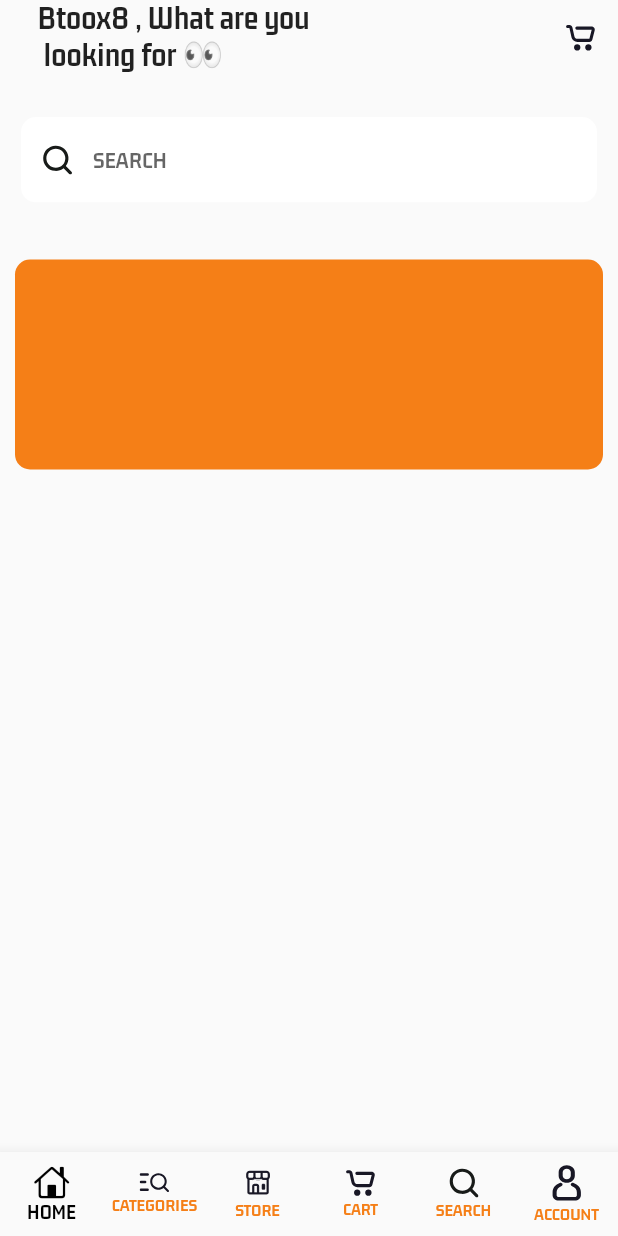
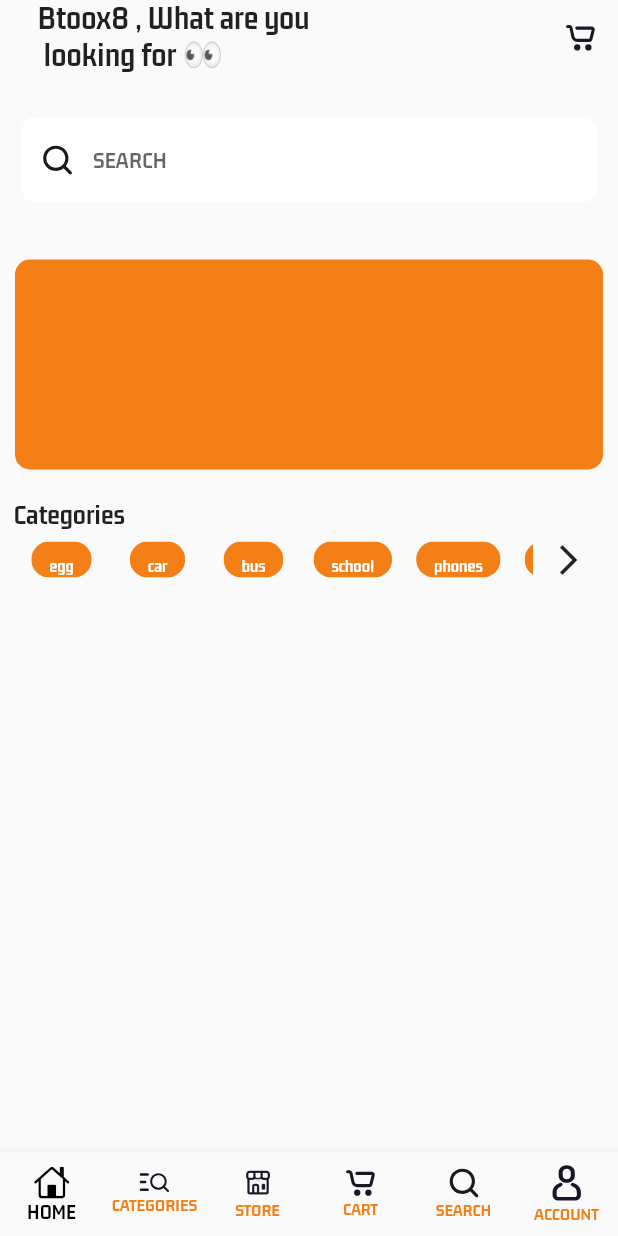
Before and after one commit to MohamedAhmedSD/multi_vendor, a Flutter app: the screen it shows after launch, on a phone screen of 412 x 824 dp. Run offline on Flutter 3.47's test engine with Material 2 defaults, Android fonts, the phone set to English and light mode, and no system bars; our stand-ins replace cloud_firestore, firebase_core, flutter_svg; accounts and stored records are empty.

Commit message:
add categories titles, use AchtionChip

```diff
--- a/lib/main.dart
+++ b/lib/main.dart
@@ -4,7 +4,7 @@ import 'package:multi_vendor/views/buyers/main_screen.dart';
 import 'package:firebase_core/firebase_core.dart';
 import 'firebase_options.dart';
 
-//! [5,6] firebase => change minsdk => 21 && remove new from => GradleException
+//! [7] categories inside home_screen
 //* go to analysis_options => comment both include && linter
 //* we can get our fonts from => fonts.google.com our any fonts website
 //? we can use svg instead icons
--- a/lib/views/buyers/nav_screens/home_screen.dart
+++ b/lib/views/buyers/nav_screens/home_screen.dart
@@ -1,5 +1,6 @@
 import 'package:flutter/material.dart';
 import 'package:multi_vendor/views/widgets/banner_widget.dart';
+import 'package:multi_vendor/views/widgets/categories_text.dart';
 import 'package:multi_vendor/views/widgets/search_input.dart';
 import 'package:multi_vendor/views/widgets/welcome_text.dart';
 
@@ -24,7 +25,10 @@ class HomeScreen extends StatelessWidget {
           SizedBox(
             height: 14,
           ),
+          //! banner
           BannerWidget(),
+          //! categories titles
+          CategoryText(),
         ],
       ),
     );
--- /dev/null
+++ b/lib/views/widgets/categories_text.dart
@@ -0,0 +1,72 @@
+import 'package:flutter/material.dart';
+
+//! we learn how we deal with ActionChip with ListView
+class CategoryText extends StatelessWidget {
+  CategoryText({super.key});
+
+  //? we make list with categories names
+  final List<String> _categories = [
+    "egg",
+    "car",
+    "bus",
+    "school",
+    "phones",
+    "shoes",
+    "test",
+    "test",
+    "test",
+    "test",
+    "test",
+    "test",
+  ];
+  @override
+  Widget build(BuildContext context) {
+    return Padding(
+      padding: EdgeInsets.all(9),
+      child: Column(
+        crossAxisAlignment: CrossAxisAlignment.start,
+        children: [
+          Text(
+            "Categories",
+            style: TextStyle(fontSize: 19),
+          ),
+          Container(
+            height: 40,
+            child: Row(
+              children: [
+                Expanded(
+                  child: ListView.builder(
+                      scrollDirection: Axis.horizontal,
+                      itemCount: _categories.length,
+                      itemBuilder: (context, index) {
+                        return Padding(
+                          padding: const EdgeInsets.all(8.0),
+                          child: ActionChip(
+                            backgroundColor: Colors.yellow.shade900,
+                            onPressed: () {},
+                            label: Center(
+                              child: Text(
+                                _categories[index],
+                                style: TextStyle(
+                                    color: Colors.white,
+                                    fontSize: 12,
+                                    fontWeight: FontWeight.bold),
+                              ),
+                            ),
+                          ),
+                        );
+                      }),
+                ),
+                //! add icon
+                IconButton(
+                  onPressed: () {},
+                  icon: Icon(Icons.arrow_forward_ios),
+                ),
+              ],
+            ),
+          ),
+        ],
+      ),
+    );
+  }
+}
```
